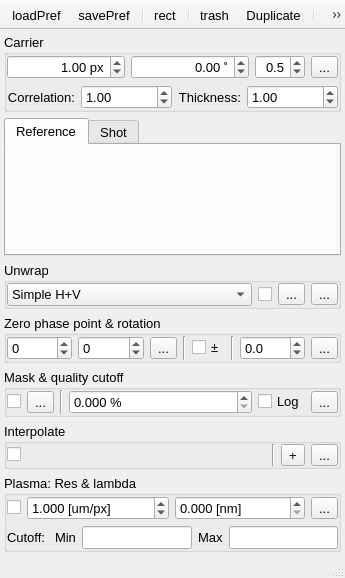
Qt form UIs/nInterferometry.ui (NeutrinoToolkit/Neutrino) before a commit.
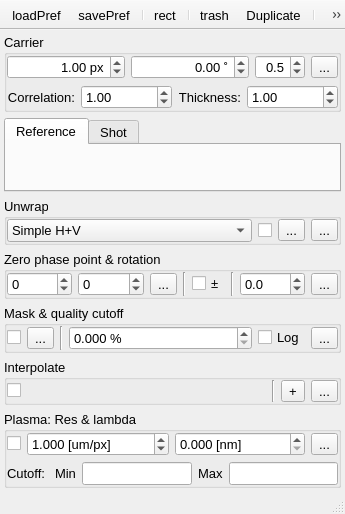
The same form after that commit. Icons and pictures are not drawn.

```diff
--- a/UIs/nInterferometry.ui
+++ b/UIs/nInterferometry.ui
@@ -7,7 +7,7 @@
     <x>0</x>
     <y>0</y>
     <width>345</width>
-    <height>578</height>
+    <height>514</height>
    </rect>
   </property>
   <property name="font">
```
Left out of the diff: 6 changed lines with no effect on the pictures.
